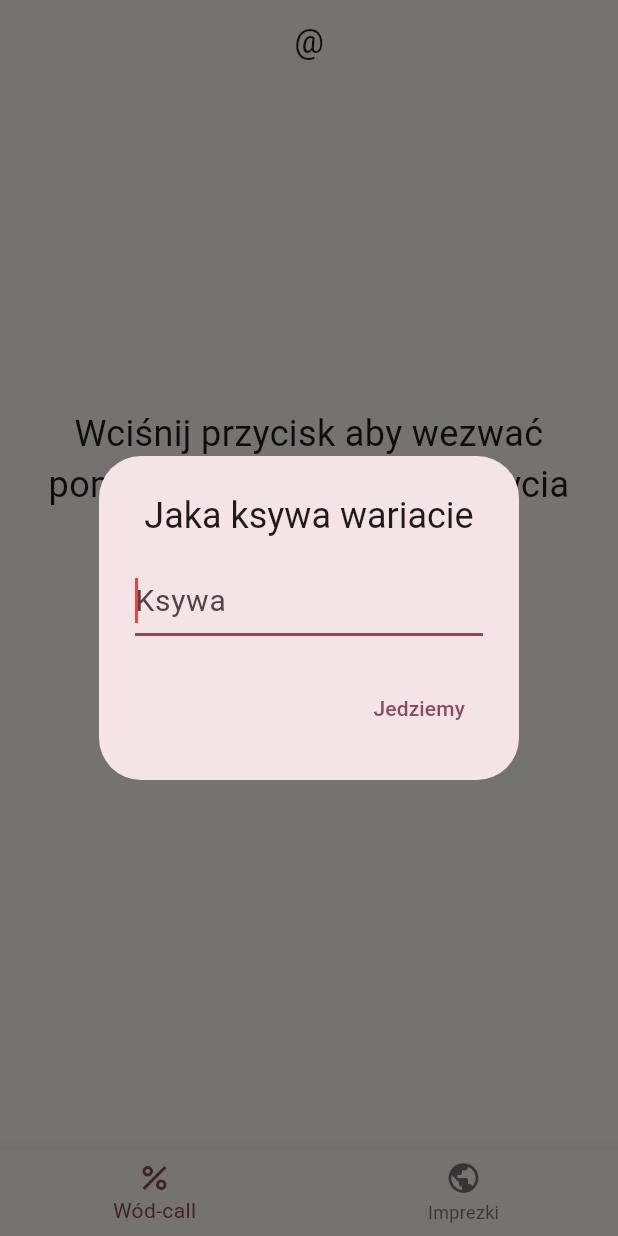
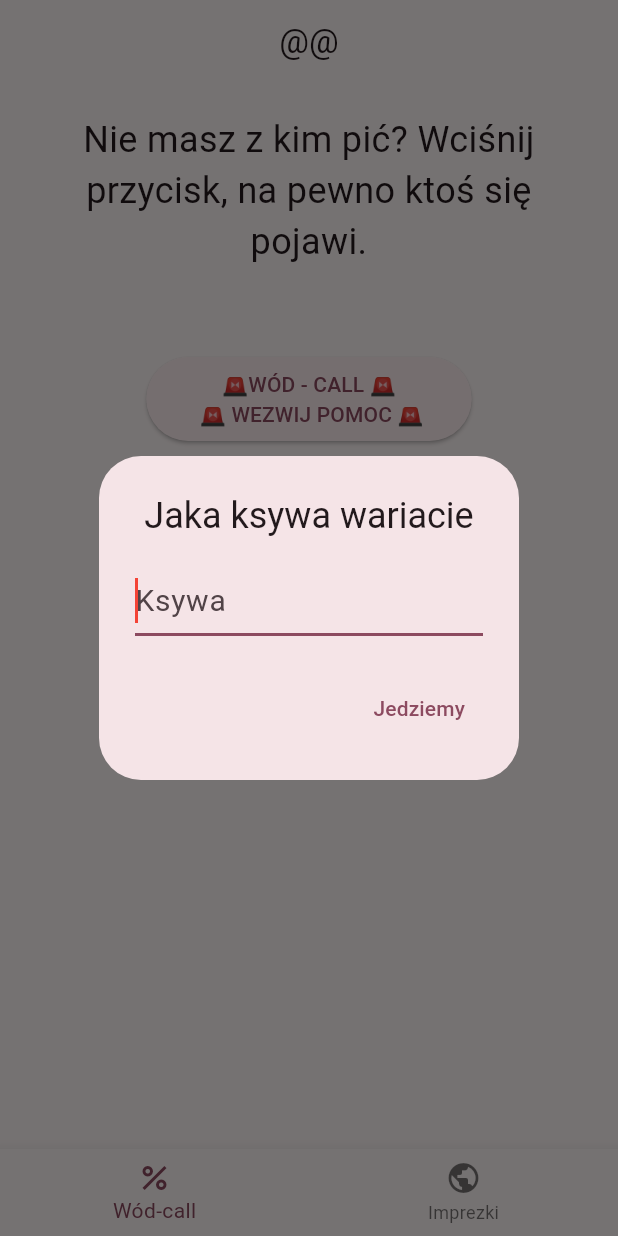
Before and after one commit to PiotrKlis/shot_call, a Flutter app: the screen it shows after launch, on a phone screen of 412 x 824 dp. Run offline on Flutter 3.47's test engine with Material 3 defaults, Android fonts, the phone set to English and light mode, and no system bars; our stand-ins replace cloud_firestore, firebase_core, firebase_messaging, permission_handler, shared_preferences; accounts and stored records are empty.

```diff
--- a/lib/home_screen.dart
+++ b/lib/home_screen.dart
@@ -1,4 +1,5 @@
 import 'package:cloud_firestore/cloud_firestore.dart';
+import 'package:firebase_messaging/firebase_messaging.dart';
 import 'package:flutter/material.dart';
 import 'package:shot_call/shared_prefs.dart';
 
@@ -10,7 +11,7 @@ class HomeScreen extends StatefulWidget {
 }
 
 class _HomeScreen extends State<HomeScreen> {
-  var nickname = sharedPreferences.get(SharedPrefs.nickname) ?? '';
+  var nickname = sharedPreferences.get(SharedPrefs.nickname) ?? '@';
 
   @override
   void initState() {
@@ -18,8 +19,8 @@ class _HomeScreen extends State<HomeScreen> {
     final shouldShowDialog =
         sharedPreferences.get(SharedPrefs.nickname) == null;
     if (shouldShowDialog) {
-      WidgetsBinding.instance.addPostFrameCallback((_) {
-        _showNicknameDialog(context);
+      WidgetsBinding.instance.addPostFrameCallback((_) async {
+        await _showNicknameDialog(context);
       });
     }
   }
@@ -30,12 +31,13 @@ class _HomeScreen extends State<HomeScreen> {
       appBar: AppBar(
         title: Center(child: Text("@$nickname")),
       ),
-      body: Container(
+      body: SingleChildScrollView(
+        child: Container(
           margin: const EdgeInsets.all(20),
           child: StreamBuilder(
             stream: FirebaseFirestore.instance
                 .collection('parties')
-              .doc(nickname.toString())
+                .doc('dummy')
                 .snapshots(),
             builder: (BuildContext context, AsyncSnapshot snapshot) {
               return Column(
@@ -43,7 +45,7 @@ class _HomeScreen extends State<HomeScreen> {
                 crossAxisAlignment: CrossAxisAlignment.center,
                 children: [
                   const Text(
-                    'Wciśnij przycisk aby wezwać pomoc w razie zagrożenia bycia niedopitym.',
+                      'Nie masz z kim pić? Wciśnij przycisk, na pewno ktoś się pojawi.',
                       textAlign: TextAlign.center,
                       style: TextStyle(fontSize: 24)),
                   const SizedBox(height: 60),
@@ -64,17 +66,29 @@ class _HomeScreen extends State<HomeScreen> {
                         .doc(nickname.toString())
                         .snapshots(),
                     builder: (context, snapshot) {
-                    if (snapshot.hasData &&
-                        snapshot.data?['alarm'] as bool == true) {
-                      return ElevatedButton(
+                      final isSnapshotEmpty =
+                          snapshot.data?.data()?.isEmpty ?? true;
+                      if (snapshot.data != null && !isSnapshotEmpty) {
+                        return Visibility(
+                          visible: snapshot.data?['alarm'],
+                          child: ElevatedButton(
                             child: const Text(
                                 '😌 ODWOŁAJ - KRYZYS ZOSTAŁ ZAŻEGNANY 😌'),
                             onPressed: () {
                               FirebaseFirestore.instance
                                   .collection('users')
                                   .doc(nickname.toString())
-                              .set({'alarm': false});
+                                  .update({'alarm': false});
+
+                              FirebaseFirestore.instance
+                                  .collection('parties')
+                                  .doc(sharedPreferences
+                                      .getString(SharedPrefs.partyName))
+                                  .update({
+                                'alarm': FieldValue.arrayRemove([nickname])
+                              });
                             },
+                          ),
                         );
                       } else {
                         return Container();
@@ -84,6 +98,7 @@ class _HomeScreen extends State<HomeScreen> {
                 ],
               );
             },
+          ),
         ),
       ),
     );
@@ -102,14 +117,14 @@ class _HomeScreen extends State<HomeScreen> {
     FirebaseFirestore.instance
         .collection('parties')
         .doc(party)
-        .set({'alarm': nickname});
+        .update({'alarm': FieldValue.arrayUnion([nickname])});
   }
 
   Future<void> _addAlarmToUser(String? nickname) async {
     await FirebaseFirestore.instance
         .collection('users')
         .doc(nickname)
-        .set({'alarm': true});
+        .update({'alarm': true});
   }
 
   Future<List<String>> _getParties(String? nickname) async {
--- a/lib/shared_prefs.dart
+++ b/lib/shared_prefs.dart
@@ -4,6 +4,7 @@ late SharedPreferences sharedPreferences;
 
 class SharedPrefs {
   static const String nickname = "nickname";
+  static const String partyName = "partyName";
 
   Future<void> init() async {
     sharedPreferences = await SharedPreferences.getInstance();
--- a/pubspec.yaml
+++ b/pubspec.yaml
@@ -13,6 +13,8 @@ dependencies:
   shared_preferences: ^2.2.3
   cloud_firestore: ^4.16.1
   firebase_core: ^2.29.0
+  firebase_messaging: ^14.8.1
+  permission_handler: ^11.3.1
 
 dev_dependencies:
   flutter_test:
```
Also changed, not shown: lib/main.dart (+10 -1 lines), lib/parties_screen.dart (+9 -7 lines), pubspec.lock. Lines whose indentation alone changed are shown as unchanged.
